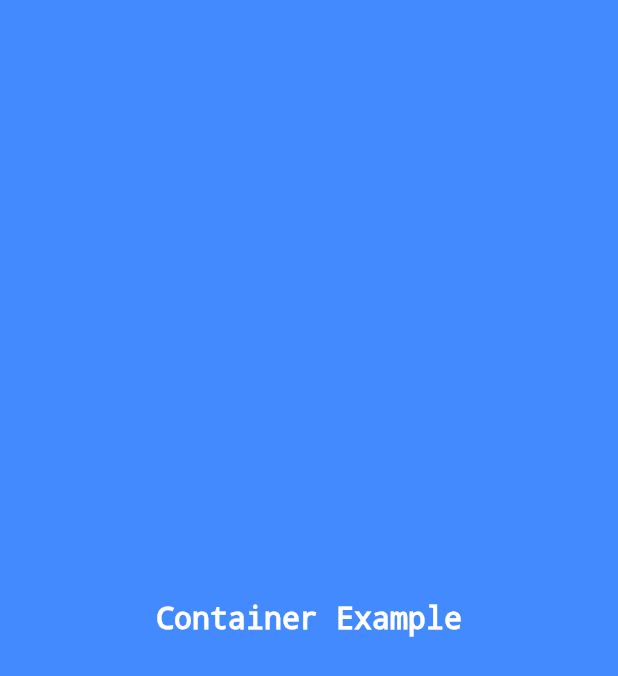
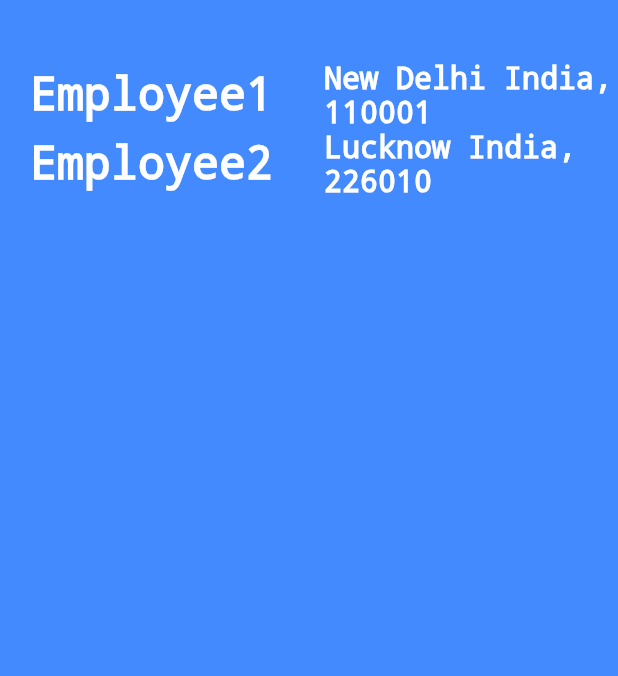
Before and after one commit to dubeyakhilesh/flutter_ui_widget, a Flutter app: the screen it shows after launch, on a phone screen of 412 x 824 dp. Shown: the top 676 px of the screen. Run offline on Flutter 3.47's test engine with Material 2 defaults, Android fonts, the phone set to English and light mode, and no system bars.

Commit message:
This is the example of row and column widget with container widget

```diff
--- a/lib/screens/Home.dart
+++ b/lib/screens/Home.dart
@@ -1,3 +1,4 @@
+import 'package:flutter/cupertino.dart';
 import 'package:flutter/material.dart';
 
 /*
@@ -22,18 +23,56 @@ class Home extends StatelessWidget {
         child: Container(
             color: Colors.blueAccent,
             alignment: Alignment.center,
-        //height: 100.0,
-        //width: 300.0,
-        //margin: EdgeInsets.only(top: 20.0, bottom: 20.0),
+            padding: EdgeInsets.only(top: 40.0, left: 20.0),
+            child: Column(
+              children: <Widget>[
+                Row(
+                  children: <Widget>[
+                    Expanded(
                         child: Text(
-          "Container Example",
+                      "Employee1",
+                      textDirection: TextDirection.ltr,
+                      style: TextStyle(
+                        fontSize: 30.0,
+                        color: Colors.white,
+                        decoration: TextDecoration.none,
+                      ),
+                    )),
+                    Expanded(
+                        child: Text(
+                      "New Delhi India, 110001",
+                      textDirection: TextDirection.ltr,
+                      style: TextStyle(
+                          decoration: TextDecoration.none,
+                          fontSize: 20.0,
+                          color: Colors.white),
+                    ))
+                  ],
+                ),
+                Row(
+                  children: <Widget>[
+                    Expanded(
+                        child: Text(
+                      "Employee2",
+                      textDirection: TextDirection.ltr,
+                      style: TextStyle(
+                          color: Colors.white,
+                          decoration: TextDecoration.none,
+                          fontSize: 30.0),
+                    )),
+                    Expanded(
+                      child: Text(
+                        "Lucknow India, 226010",
                         textDirection: TextDirection.ltr,
                         style: TextStyle(
                             fontSize: 20.0,
-              color: Colors.white,
-              decoration: TextDecoration.none),
+                            decoration: TextDecoration.none,
+                            color: Colors.white),
                       ),
-      ),
-    );
+                    )
+                  ],
+                )
+              ],
+            )));
   }
 }
```
Lines whose indentation alone changed are shown as unchanged.
